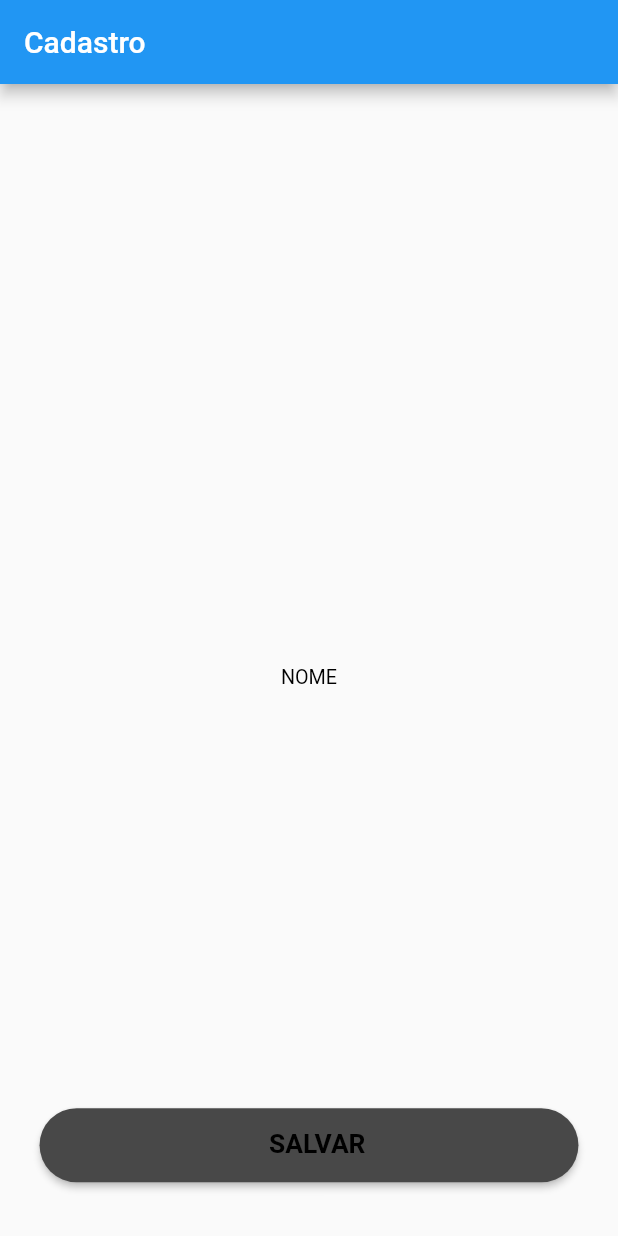
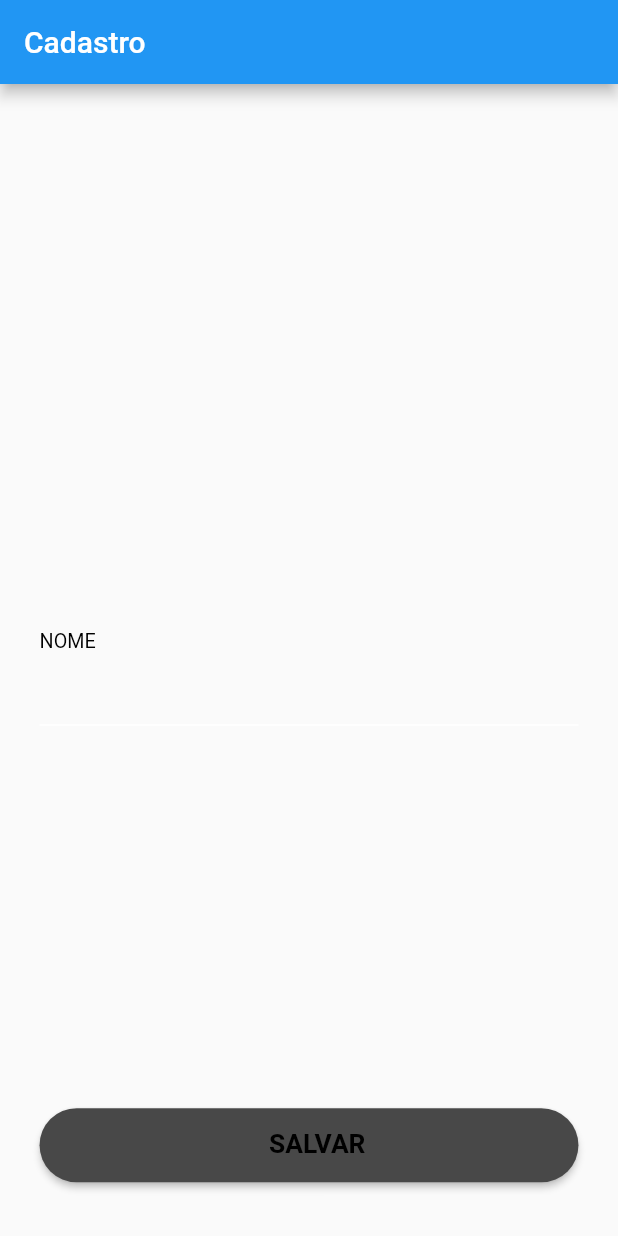
Before and after one commit to olivegusta/barbearia, a Flutter app: the screen it shows after launch, after a tap on "Login", on a phone screen of 412 x 824 dp. Run offline on Flutter 3.47's test engine with Material 2 defaults, Android fonts, the phone set to English and light mode, and no system bars.

Commit message:
atualização formulario

```diff
--- a/barbearia/lib/pages/cadastro.dart
+++ b/barbearia/lib/pages/cadastro.dart
@@ -3,6 +3,8 @@ import 'package:barbearia/utils/common.dart';
 import 'package:barbearia/utils/consts.dart';
 import 'package:flutter/material.dart';
 import 'package:flutter/services.dart';
+
+final TextEditingController _nameCtrl = TextEditingController();
 
 class cadastroPage extends StatefulWidget {
   final String nome;
@@ -14,8 +16,6 @@ class cadastroPage extends StatefulWidget {
 }
 
 class _cadastroPageState extends State<cadastroPage> {
-  final TextEditingController _nameCtrl = TextEditingController();
-
   @override
   Widget build(BuildContext context) {
     AppConsts.setWidhtSize(MediaQuery.of(context).size.width);
@@ -49,9 +49,10 @@ class _cadastroPageState extends State<cadastroPage> {
 
 Widget _formulario() {
   return Column(
-    crossAxisAlignment: CrossAxisAlignment.center,
+    crossAxisAlignment: CrossAxisAlignment.start,
     children: [
       labelGenerico("Nome"),
+      _nameContainer(),
       //labelGenerico("Email"),
       //  Text("Telefone"),
       //  Text("Data de Nascimento"),
@@ -78,7 +79,7 @@ Widget _nameContainer() {
   return TextFormField(
     textCapitalization: TextCapitalization.words,
     textInputAction: TextInputAction.next,
-    controller: _namefinal,
+    controller: _nameCtrl,
     keyboardType: TextInputType.text,
     decoration: InputDecoration(
       enabledBorder: UnderlineInputBorder(
```
Also changed, not shown: barbearia/pubspec.lock.
